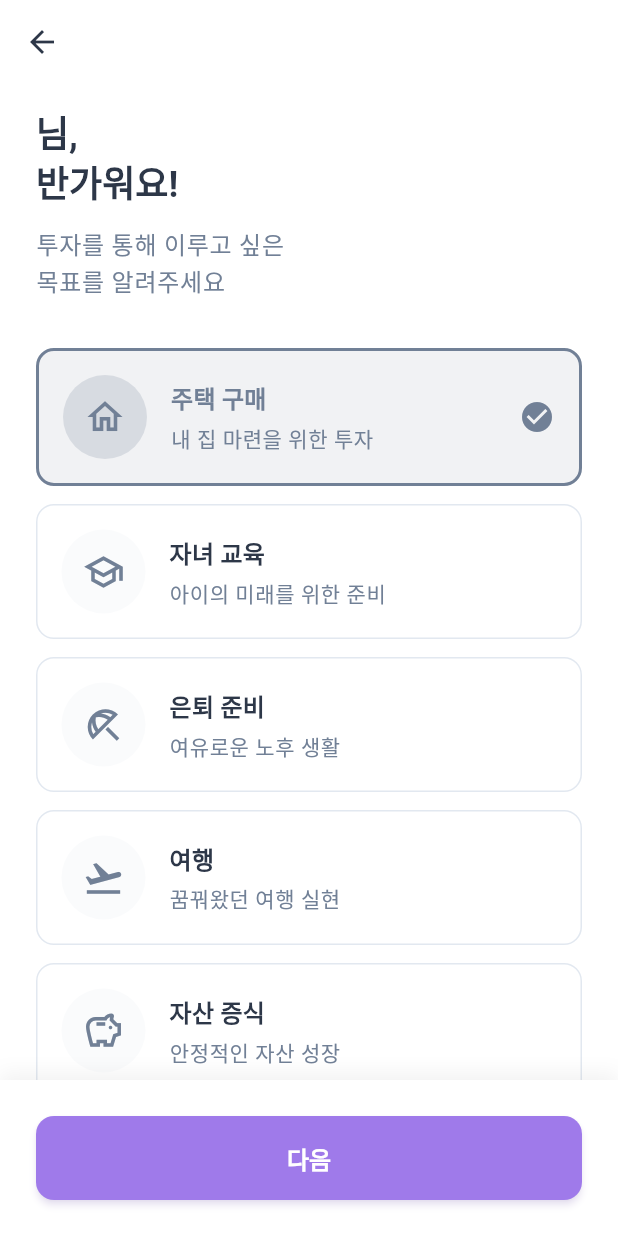
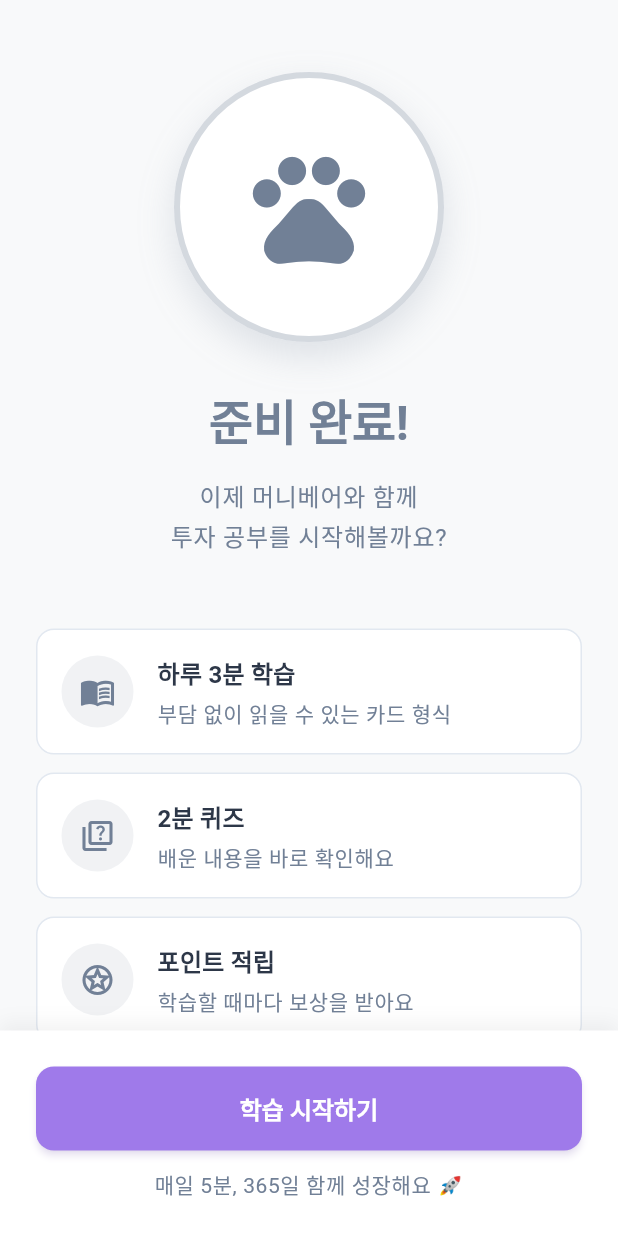
Before and after one commit to tei-young/your_money_pet, a Flutter app: the GoalSettingScreen screen opened directly with empty values, after a tap on "주택 구매", after a tap on "다음", on a phone screen of 412 x 824 dp. Run offline on Flutter 3.47's test engine with Material 3 defaults, Android fonts, the phone set to English and light mode, and no system bars.

Commit message:
Add first learning introduction screen to complete onboarding
- Create first_learning_intro_screen.dart as final onboarding step
- Display welcome message with character and personality color
- Show 3 learning feature cards: 3분 학습, 2분 퀴즈, 포인트 적립
- Add Day 1 preview card: "투자가 뭐예요?"
- Connect goal setting to first learning intro navigation
- Complete full onboarding flow: Splash → Welcome → Test → Result → Name → Goal → Learning Intro

```diff
--- /dev/null
+++ b/lib/screens/onboarding/first_learning_intro_screen.dart
@@ -0,0 +1,305 @@
+import 'package:flutter/material.dart';
+import '../../utils/constants.dart';
+
+/// 첫 학습 소개 화면
+/// 온보딩 마지막 단계
+/// Day 1 학습 시작 전 안내
+class FirstLearningIntroScreen extends StatelessWidget {
+  final PersonalityType personalityType;
+  final String userName;
+  final String userGoal;
+
+  const FirstLearningIntroScreen({
+    super.key,
+    required this.personalityType,
+    required this.userName,
+    required this.userGoal,
+  });
+
+  void _onStartLearning(BuildContext context) {
+    // TODO: 홈 화면 또는 Day 1 학습 화면으로 이동
+    debugPrint('Starting first learning...');
+    debugPrint('User: $userName');
+    debugPrint('Personality: ${personalityType.displayName}');
+    debugPrint('Goal: $userGoal');
+  }
+
+  @override
+  Widget build(BuildContext context) {
+    final theme = Theme.of(context);
+
+    return Scaffold(
+      backgroundColor: personalityType.color.withOpacity(0.05),
+      body: SafeArea(
+        child: Column(
+          children: [
+            Expanded(
+              child: SingleChildScrollView(
+                padding: const EdgeInsets.symmetric(
+                  horizontal: ScreenSize.paddingHorizontal,
+                ),
+                child: Column(
+                  children: [
+                    const SizedBox(height: 48),
+
+                    // 캐릭터
+                    _buildCharacter(),
+
+                    const SizedBox(height: 32),
+
+                    // 환영 메시지
+                    Text(
+                      '준비 완료!',
+                      style: theme.textTheme.displayLarge?.copyWith(
+                        color: personalityType.color,
+                      ),
+                    ),
+
+                    const SizedBox(height: 16),
+
+                    // 부제
+                    Text(
+                      '이제 ${personalityType.characterName}와 함께\n투자 공부를 시작해볼까요?',
+                      style: theme.textTheme.bodyLarge?.copyWith(
+                        color: AppColors.textSecondary,
+                        height: 1.6,
+                      ),
+                      textAlign: TextAlign.center,
+                    ),
+
+                    const SizedBox(height: 48),
+
+                    // 학습 안내 카드
+                    _buildInfoCards(theme),
+
+                    const SizedBox(height: 32),
+
+                    // Day 1 미리보기
+                    _buildDayPreview(theme),
+                  ],
+                ),
+              ),
+            ),
+
+            // 하단 버튼
+            _buildBottomButton(context),
+          ],
+        ),
+      ),
+    );
+  }
+
+  /// 캐릭터 표시
+  Widget _buildCharacter() {
+    return Container(
+      width: 180,
+      height: 180,
+      decoration: BoxDecoration(
+        color: Colors.white,
+        borderRadius: BorderRadius.circular(90),
+        border: Border.all(
+          color: personalityType.color.withOpacity(0.3),
+          width: 4,
+        ),
+        boxShadow: [
+          BoxShadow(
+            color: personalityType.color.withOpacity(0.2),
+            blurRadius: 20,
+            offset: const Offset(0, 10),
+          ),
+        ],
+      ),
+      child: Icon(
+        Icons.pets,
+        size: 90,
+        color: personalityType.color,
+      ),
+    );
+  }
+
+  /// 학습 안내 카드들
+  Widget _buildInfoCards(ThemeData theme) {
+    final infoItems = [
+      _InfoItem(
+        icon: Icons.menu_book,
+        title: '하루 3분 학습',
+        description: '부담 없이 읽을 수 있는 카드 형식',
+      ),
+      _InfoItem(
+        icon: Icons.quiz_outlined,
+        title: '2분 퀴즈',
+        description: '배운 내용을 바로 확인해요',
+      ),
+      _InfoItem(
+        icon: Icons.stars_outlined,
+        title: '포인트 적립',
+        description: '학습할 때마다 보상을 받아요',
+      ),
+    ];
+
+    return Column(
+      children: infoItems.map((item) {
+        return Container(
+          margin: const EdgeInsets.only(bottom: 12),
+          padding: const EdgeInsets.all(16),
+          decoration: BoxDecoration(
+            color: Colors.white,
+            borderRadius: BorderRadius.circular(ScreenSize.borderRadius),
+            border: Border.all(color: AppColors.border),
+          ),
+          child: Row(
+            children: [
+              // 아이콘
+              Container(
+                width: 48,
+                height: 48,
+                decoration: BoxDecoration(
+                  color: personalityType.color.withOpacity(0.1),
+                  borderRadius: BorderRadius.circular(24),
+                ),
+                child: Icon(
+                  item.icon,
+                  color: personalityType.color,
+                  size: 24,
+                ),
+              ),
+
+              const SizedBox(width: 16),
+
+              // 텍스트
+              Expanded(
+                child: Column(
+                  crossAxisAlignment: CrossAxisAlignment.start,
+                  children: [
+                    Text(
+                      item.title,
+                      style: theme.textTheme.titleMedium?.copyWith(
+                        fontWeight: FontWeight.w700,
+                      ),
+                    ),
+                    const SizedBox(height: 4),
+                    Text(
+                      item.description,
+                      style: theme.textTheme.bodySmall?.copyWith(
+                        color: AppColors.textSecondary,
+                      ),
+                    ),
+                  ],
+                ),
+              ),
+            ],
+          ),
+        );
+      }).toList(),
+    );
+  }
+
+  /// Day 1 미리보기
+  Widget _buildDayPreview(ThemeData theme) {
+    return Container(
+      padding: const EdgeInsets.all(20),
+      decoration: BoxDecoration(
+        gradient: LinearGradient(
+          colors: [
+            personalityType.color.withOpacity(0.1),
+            personalityType.color.withOpacity(0.05),
+          ],
+          begin: Alignment.topLeft,
+          end: Alignment.bottomRight,
+        ),
+        borderRadius: BorderRadius.circular(ScreenSize.borderRadius),
+        border: Border.all(
+          color: personalityType.color.withOpacity(0.3),
+        ),
+      ),
+      child: Column(
+        children: [
+          // 배지
+          Container(
+            padding: const EdgeInsets.symmetric(horizontal: 12, vertical: 6),
+            decoration: BoxDecoration(
+              color: personalityType.color,
+              borderRadius: BorderRadius.circular(12),
+            ),
+            child: Text(
+              'Day 1',
+              style: theme.textTheme.labelLarge?.copyWith(
+                color: Colors.white,
+                fontWeight: FontWeight.w700,
+              ),
+            ),
+          ),
+
+          const SizedBox(height: 16),
+
+          // 제목
+          Text(
+            '투자가 뭐예요?',
+            style: theme.textTheme.titleLarge?.copyWith(
+              fontWeight: FontWeight.w700,
+            ),
+            textAlign: TextAlign.center,
+          ),
+
+          const SizedBox(height: 8),
+
+          // 설명
+          Text(
+            '투자의 기본 개념과\n왜 투자를 해야 하는지 알아봐요',
+            style: theme.textTheme.bodyMedium?.copyWith(
+              color: AppColors.textSecondary,
+              height: 1.5,
+            ),
+            textAlign: TextAlign.center,
+          ),
+        ],
+      ),
+    );
+  }
+
+  /// 하단 버튼
+  Widget _buildBottomButton(BuildContext context) {
+    return Container(
+      padding: const EdgeInsets.all(ScreenSize.paddingHorizontal),
+      decoration: BoxDecoration(
+        color: Colors.white,
+        boxShadow: [
+          BoxShadow(
+            color: Colors.black.withOpacity(0.05),
+            blurRadius: 10,
+            offset: const Offset(0, -5),
+          ),
+        ],
+      ),
+      child: Column(
+        mainAxisSize: MainAxisSize.min,
+        children: [
+          ElevatedButton(
+            onPressed: () => _onStartLearning(context),
+            child: const Text('학습 시작하기'),
+          ),
+          const SizedBox(height: 12),
+          Text(
+            '매일 5분, 365일 함께 성장해요 🚀',
+            style: Theme.of(context).textTheme.bodySmall?.copyWith(
+                  color: AppColors.textSecondary,
+                ),
+          ),
+        ],
+      ),
+    );
+  }
+}
+
+/// 안내 항목 데이터 모델
+class _InfoItem {
+  final IconData icon;
+  final String title;
+  final String description;
+
+  const _InfoItem({
+    required this.icon,
+    required this.title,
+    required this.description,
+  });
+}
--- a/lib/screens/onboarding/goal_setting_screen.dart
+++ b/lib/screens/onboarding/goal_setting_screen.dart
@@ -1,5 +1,6 @@
 import 'package:flutter/material.dart';
 import '../../utils/constants.dart';
+import 'first_learning_intro_screen.dart';
 
 /// 목표 설정 화면
 /// 사용자의 투자 목표 선택
@@ -62,10 +63,17 @@ class _GoalSettingScreenState extends State<GoalSettingScreen> {
   void _onNext() {
     if (_selectedGoal == null) return;
 
-    // TODO: 첫 학습 소개 화면으로 이동
-    debugPrint('Name: ${widget.userName}');
-    debugPrint('Personality: ${widget.personalityType.displayName}');
-    debugPrint('Goal: $_selectedGoal');
+    // 첫 학습 소개 화면으로 이동
+    Navigator.push(
+      context,
+      MaterialPageRoute(
+        builder: (_) => FirstLearningIntroScreen(
+          personalityType: widget.personalityType,
+          userName: widget.userName,
+          userGoal: _selectedGoal!,
+        ),
+      ),
+    );
   }
 
   @override
```
